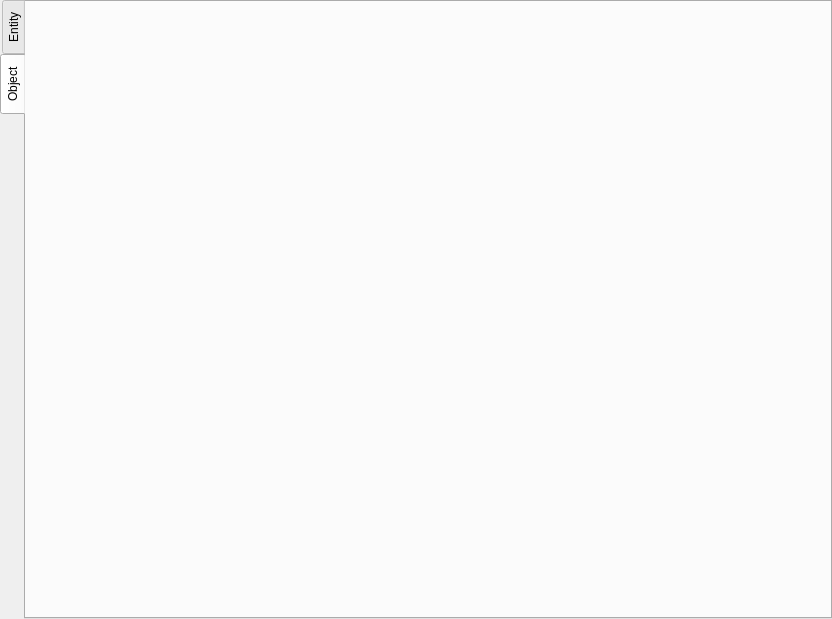
This is apps/ui/renderentitypropertiestab.ui in hankedan000/gopro-overlay as Qt 5 draws it before an edit. The edited form follows.
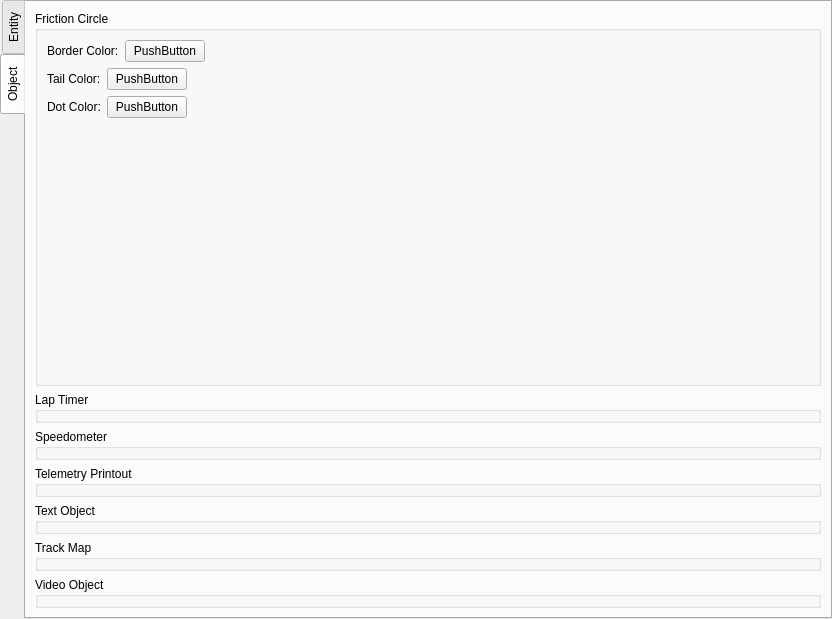
This is the edited form. The open tabs and pages were chosen to show the change.

Commit message: Creates RenderedObject properties tab

What changed in the file:
```diff
--- a/apps/ui/renderentitypropertiestab.ui
+++ b/apps/ui/renderentitypropertiestab.ui
@@ -241,6 +241,165 @@
    <attribute name="title">
     <string>Object</string>
    </attribute>
+   <layout class="QVBoxLayout" name="verticalLayout_2">
+    <item>
+     <widget class="QGroupBox" name="frictionCircle_GroupBox">
+      <property name="title">
+       <string>Friction Circle</string>
+      </property>
+      <layout class="QVBoxLayout" name="verticalLayout_4">
+       <item>
+        <layout class="QHBoxLayout" name="horizontalLayout_7">
+         <item>
+          <widget class="QLabel" name="label_8">
+           <property name="text">
+            <string>Border Color:</string>
+           </property>
+          </widget>
+         </item>
+         <item>
+          <widget class="QPushButton" name="pushButton">
+           <property name="text">
+            <string>PushButton</string>
+           </property>
+          </widget>
+         </item>
+         <item>
+          <spacer name="horizontalSpacer_5">
+           <property name="orientation">
+            <enum>Qt::Horizontal</enum>
+           </property>
+           <property name="sizeHint" stdset="0">
+            <size>
+             <width>40</width>
+             <height>20</height>
+            </size>
+           </property>
+          </spacer>
+         </item>
+        </layout>
+       </item>
+       <item>
+        <layout class="QHBoxLayout" name="horizontalLayout_8">
+         <item>
+          <widget class="QLabel" name="label_9">
+           <property name="text">
+            <string>Tail Color:</string>
+           </property>
+          </widget>
+         </item>
+         <item>
+          <widget class="QPushButton" name="pushButton_2">
+           <property name="text">
+            <string>PushButton</string>
+           </property>
+          </widget>
+         </item>
+         <item>
+          <spacer name="horizontalSpacer_6">
+           <property name="orientation">
+            <enum>Qt::Horizontal</enum>
+           </property>
+           <property name="sizeHint" stdset="0">
+            <size>
+             <width>40</width>
+             <height>20</height>
+            </size>
+           </property>
+          </spacer>
+         </item>
+        </layout>
+       </item>
+       <item>
+        <layout class="QHBoxLayout" name="horizontalLayout_9">
+         <item>
+          <widget class="QLabel" name="label_10">
+           <property name="text">
+            <string>Dot Color:</string>
+           </property>
+          </widget>
+         </item>
+         <item>
+          <widget class="QPushButton" name="pushButton_3">
+           <property name="text">
+            <string>PushButton</string>
+           </property>
+          </widget>
+         </item>
+         <item>
+          <spacer name="horizontalSpacer_7">
+           <property name="orientation">
+            <enum>Qt::Horizontal</enum>
+           </property>
+           <property name="sizeHint" stdset="0">
+            <size>
+             <width>40</width>
+             <height>20</height>
+            </size>
+           </property>
+          </spacer>
+         </item>
+        </layout>
+       </item>
+       <item>
+        <spacer name="verticalSpacer_2">
+         <property name="orientation">
+          <enum>Qt::Vertical</enum>
+         </property>
+         <property name="sizeHint" stdset="0">
+          <size>
+           <width>20</width>
+           <height>177</height>
+          </size>
+         </property>
+        </spacer>
+       </item>
+      </layout>
+     </widget>
+    </item>
+    <item>
+     <widget class="QGroupBox" name="lapTimer_GroupBox">
+      <property name="title">
+       <string>Lap Timer</string>
+      </property>
+     </widget>
+    </item>
+    <item>
+     <widget class="QGroupBox" name="speedometer_GroupBox">
+      <property name="title">
+       <string>Speedometer</string>
+      </property>
+     </widget>
+    </item>
+    <item>
+     <widget class="QGroupBox" name="telemetryPrintout_GroupBox">
+      <property name="title">
+       <string>Telemetry Printout</string>
+      </property>
+     </widget>
+    </item>
+    <item>
+     <widget class="QGroupBox" name="textObject_GroupBox">
+      <property name="title">
+       <string>Text Object</string>
+      </property>
+     </widget>
+    </item>
+    <item>
+     <widget class="QGroupBox" name="trackMap_GroupBox">
+      <property name="title">
+       <string>Track Map</string>
+      </property>
+     </widget>
+    </item>
+    <item>
+     <widget class="QGroupBox" name="video_GroupBox">
+      <property name="title">
+       <string>Video Object</string>
+      </property>
+     </widget>
+    </item>
+   </layout>
   </widget>
  </widget>
  <resources/>
```
The commit also changes 1 other file.
